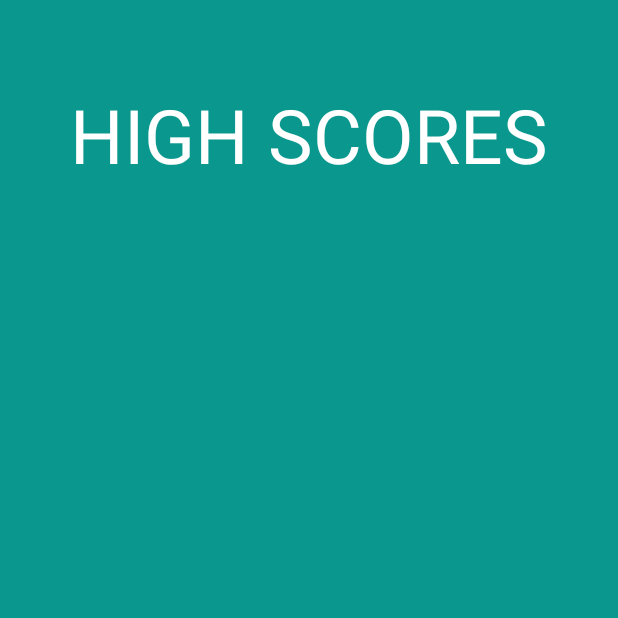
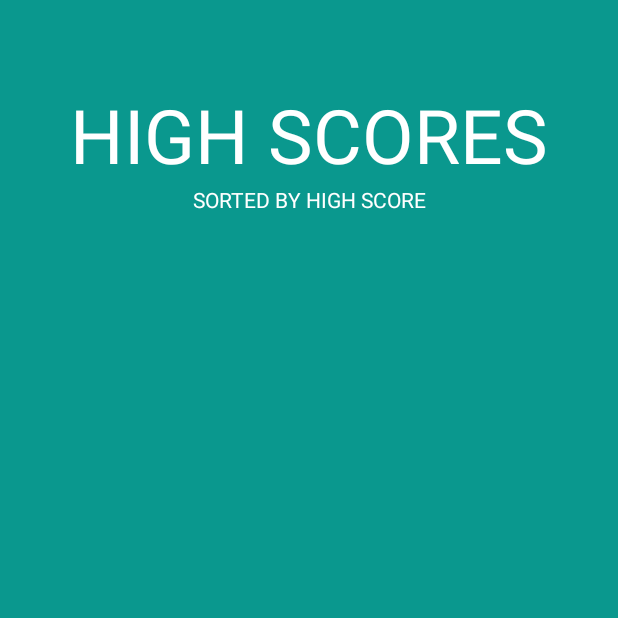
Before and after one commit to kevinw123/Educator-Android, an Android app: the ScoreList screen opened directly, with no data from a screen before it, on a phone screen of 412 x 824 dp, the top half of it. Run offline under Robolectric (Android 15) with nearby library versions, the phone set to English and light mode, and no system bars; our stand-ins replace Firebase (no records; nobody signed in at launch, a user with empty details on screens opened directly); 1 statement that could not run was skipped.

Commit message:
Adding sorted by text

```diff
--- a/app/src/main/res/layout/activity_score_list.xml
+++ b/app/src/main/res/layout/activity_score_list.xml
@@ -18,11 +18,20 @@
         android:text="HIGH SCORES"
         android:textColor="@color/colorText"
         android:gravity="center"
-        android:paddingBottom="40dp"
         android:paddingLeft="@dimen/activity_horizontal_margin"
         android:paddingRight="@dimen/activity_horizontal_margin"
         android:paddingTop="40dp"
         android:textSize="@dimen/title_size" />
+
+    <TextView
+        android:id="@+id/orderByText"
+        android:layout_width="match_parent"
+        android:layout_height="wrap_content"
+        android:text="SORTED BY HIGH SCORE"
+        android:paddingBottom="40dp"
+        android:layout_below="@+id/score_title"
+        android:gravity="center"
+        android:textColor="@color/colorText"/>
 
     <ListView
         android:id="@+id/list_scores"
@@ -31,6 +40,6 @@
         android:horizontalSpacing="5dp"
         android:paddingTop="10dp"
         android:verticalSpacing="5dp"
-        android:layout_below="@+id/score_title"/>
+        android:layout_below="@+id/orderByText"/>
 
 </RelativeLayout>
```
